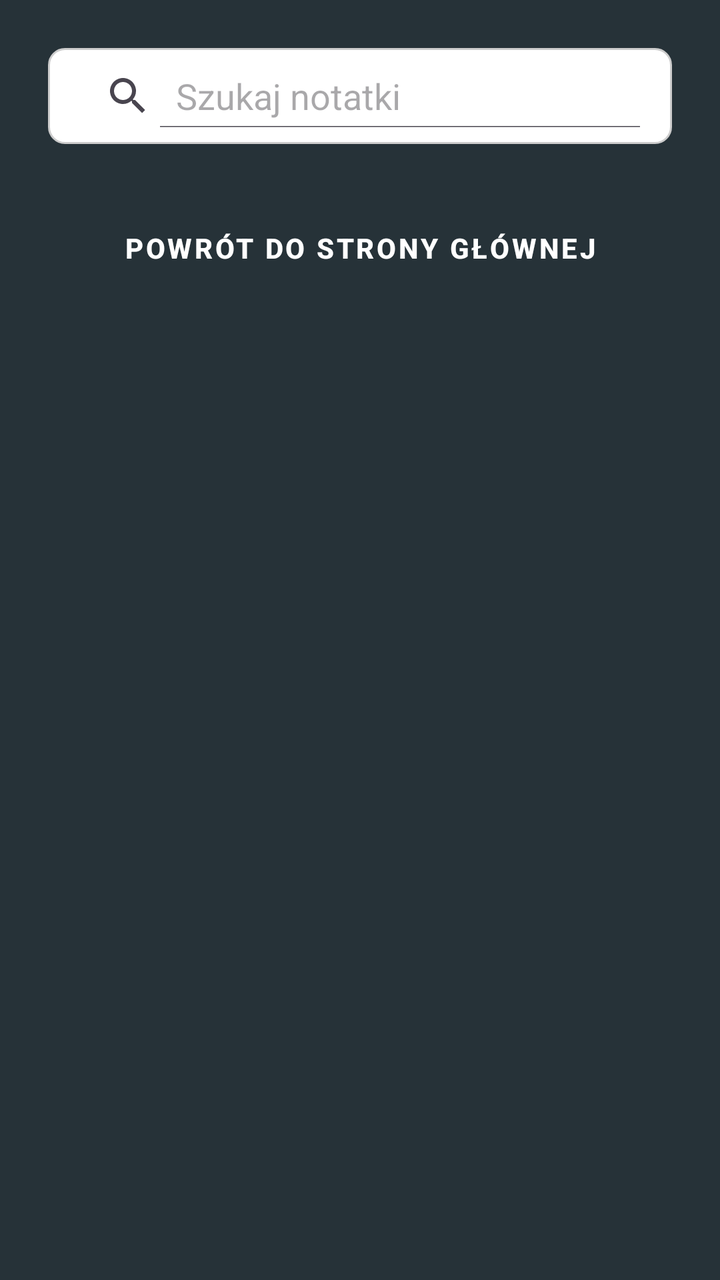
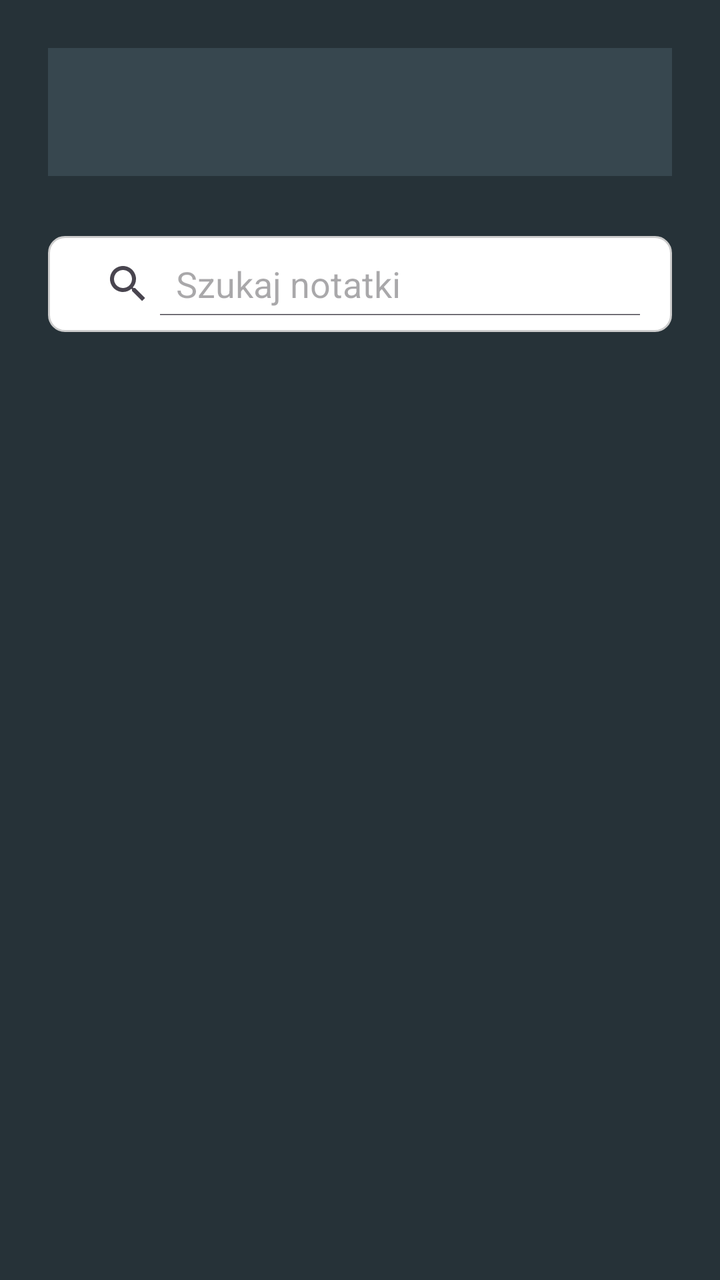

Before-and-after screenshots of an Android layout around one commit, followed by the original layout XML and the change that was made.
<!-- AndroidManifest.xml: application theme Theme.GigaNotatnik -->
<!-- res/layout/activity_history.xml -->
<LinearLayout xmlns:android="http://schemas.android.com/apk/res/android"
    android:orientation="vertical"
    android:layout_width="match_parent"
    android:layout_height="match_parent"
    android:background="#263238"
    android:padding="24dp">

    <SearchView
        android:id="@+id/searchView"
        style="@style/AppSearchView"
        android:layout_marginBottom="16dp"
        android:layout_width="match_parent"
        android:layout_height="wrap_content"/>

    <Button
        android:id="@+id/btnBackToMain"
        style="@style/AppButton"
        android:text="@string/back_to_main"
        android:layout_marginBottom="16dp"/>

    <androidx.recyclerview.widget.RecyclerView
        android:id="@+id/unifiedRecyclerView"
        android:layout_width="match_parent"
        android:layout_height="0dp"
        android:layout_weight="1"
        android:layout_marginBottom="12dp"/>

</LinearLayout>
<!-- resources referenced by this layout -->
<resources>
  <string name="back_to_main">Powrót do strony głównej"</string>
  <style name="AppButton" parent="Widget.MaterialComponents.Button">
          <item name="android:layout_width">match_parent</item>
          <item name="android:layout_height">wrap_content</item>
          <item name="android:layout_marginTop">12dp</item>
          <item name="android:background">@drawable/button_background</item>
          <item name="android:textColor">?attr/colorOnPrimary</item>
          <item name="android:textStyle">bold</item>
          <item name="android:elevation">2dp</item>
      </style>
  <style name="AppSearchView" parent="Widget.AppCompat.SearchView">
          <item name="android:queryHint">@string/search_notes</item>
          <item name="android:iconifiedByDefault">false</item>
          <item name="android:textColorHint">?attr/colorPrimary</item>
          <item name="android:textColor">?attr/colorOnSurface</item>
          <item name="android:background">@drawable/edittext_background</item>
      </style>
  <style name="Theme.GigaNotatnik" parent="Theme.Material3.Light.NoActionBar">
          <item name="android:windowBackground">@color/background_light</item>
          <item name="colorPrimary">@color/primary_light</item>
          <item name="colorSecondary">@color/primary_teal_light</item>
          <item name="colorOnPrimary">@color/text_on_button_light</item>
          <item name="colorSurface">@color/surface_light</item>
          <item name="colorOnSurface">@color/text_primary_light</item>
      </style>
  <!-- drawable button_background (drawable) -->
  <?xml version="1.0" encoding="utf-8"?>
  <selector xmlns:android="http://schemas.android.com/apk/res/android">
      <shape xmlns:android="http://schemas.android.com/apk/res/android"
          android:shape="rectangle">
          <solid android:color="@color/primary_mint_light"/>
          <corners android:radius="12dp"/>
          <padding android:left="16dp" android:top="8dp"
              android:right="16dp" android:bottom="8dp"/>
      </shape>
  
  
  </selector>
  <string name="search_notes">Szukaj notatki</string>
  <!-- drawable edittext_background (drawable) -->
  <?xml version="1.0" encoding="utf-8"?>
  <shape xmlns:android="http://schemas.android.com/apk/res/android"
      android:shape="rectangle">
      <solid android:color="#FFFFFF" />
      <stroke android:width="1dp" android:color="#CCCCCC" />
      <corners android:radius="8dp" />
      <padding android:left="8dp" android:top="8dp" android:right="8dp" android:bottom="8dp" />
  </shape>
  <color name="background_light">#E0E0E0</color>
  <color name="primary_light">#3A7F74</color>
  <color name="primary_teal_light">#2F6F63</color>
  <color name="text_on_button_light">#FFFFFF</color>
  <color name="surface_light">#D6D6D6</color>
  <color name="text_primary_light">#111111</color>
  <color name="primary_mint_light">#5FA88C</color>
</resources>

<!-- the commit's change to res/layout/activity_history.xml (unified diff, before → after) -->
@@ -5,24 +5,31 @@
     android:background="#263238"
     android:padding="24dp">
 
+    
+    <androidx.appcompat.widget.Toolbar
+        android:id="@+id/mainToolbar"
+        android:layout_width="match_parent"
+        android:layout_height="?attr/actionBarSize"
+        android:background="#37474F"
+        android:title="@string/app_name"
+        android:titleTextColor="#FFFFFF"
+        android:layout_marginBottom="30dp"
+        android:theme="@style/ThemeOverlay.AppCompat.Dark.ActionBar" />
+
+    
     <SearchView
         android:id="@+id/searchView"
         style="@style/AppSearchView"
         android:layout_marginBottom="16dp"
         android:layout_width="match_parent"
-        android:layout_height="wrap_content"/>
+        android:layout_height="wrap_content" />
 
-    <Button
-        android:id="@+id/btnBackToMain"
-        style="@style/AppButton"
-        android:text="@string/back_to_main"
-        android:layout_marginBottom="16dp"/>
-
+    
     <androidx.recyclerview.widget.RecyclerView
         android:id="@+id/unifiedRecyclerView"
         android:layout_width="match_parent"
         android:layout_height="0dp"
         android:layout_weight="1"
-        android:layout_marginBottom="12dp"/>
+        android:layout_marginBottom="12dp" />
 
 </LinearLayout>
<!-- resource entries referenced after the edit -->
@@ -1,15 +1,6 @@
 <!-- resources referenced by this layout -->
 <resources>
-  <string name="back_to_main">Powrót do strony głównej"</string>
-  <style name="AppButton" parent="Widget.MaterialComponents.Button">
-          <item name="android:layout_width">match_parent</item>
-          <item name="android:layout_height">wrap_content</item>
-          <item name="android:layout_marginTop">12dp</item>
-          <item name="android:background">@drawable/button_background</item>
-          <item name="android:textColor">?attr/colorOnPrimary</item>
-          <item name="android:textStyle">bold</item>
-          <item name="android:elevation">2dp</item>
-      </style>
+  <string name="app_name">GigaNotatnik</string>
   <style name="AppSearchView" parent="Widget.AppCompat.SearchView">
           <item name="android:queryHint">@string/search_notes</item>
           <item name="android:iconifiedByDefault">false</item>
@@ -25,19 +16,6 @@
           <item name="colorSurface">@color/surface_light</item>
           <item name="colorOnSurface">@color/text_primary_light</item>
       </style>
-  <!-- drawable button_background (drawable) -->
-  <?xml version="1.0" encoding="utf-8"?>
-  <selector xmlns:android="http://schemas.android.com/apk/res/android">
-      <shape xmlns:android="http://schemas.android.com/apk/res/android"
-          android:shape="rectangle">
-          <solid android:color="@color/primary_mint_light"/>
-          <corners android:radius="12dp"/>
-          <padding android:left="16dp" android:top="8dp"
-              android:right="16dp" android:bottom="8dp"/>
-      </shape>
-  
-  
-  </selector>
   <string name="search_notes">Szukaj notatki</string>
   <!-- drawable edittext_background (drawable) -->
   <?xml version="1.0" encoding="utf-8"?>
@@ -54,6 +32,5 @@
   <color name="text_on_button_light">#FFFFFF</color>
   <color name="surface_light">#D6D6D6</color>
   <color name="text_primary_light">#111111</color>
-  <color name="primary_mint_light">#5FA88C</color>
 </resources>
 
